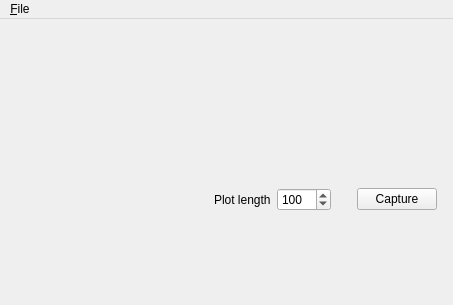
Qt form src/app/mainwindow.ui (sijk/elapse) before a commit.
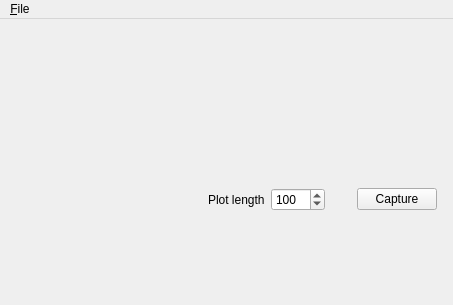
The same form after that commit. Custom widgets are drawn as their Qt base class.

The edit to the form file:
```diff
--- a/src/app/mainwindow.ui
+++ b/src/app/mainwindow.ui
@@ -92,20 +92,17 @@
         </widget>
        </item>
        <item>
-        <spacer name="horizontalSpacer">
-         <property name="orientation">
-          <enum>Qt::Horizontal</enum>
-         </property>
-         <property name="sizeType">
-          <enum>QSizePolicy::Fixed</enum>
-         </property>
-         <property name="sizeHint" stdset="0">
+        <widget class="QLabel" name="spinner">
+         <property name="minimumSize">
           <size>
            <width>20</width>
-           <height>20</height>
+           <height>0</height>
           </size>
          </property>
-        </spacer>
+         <property name="text">
+          <string/>
+         </property>
+        </widget>
        </item>
        <item>
         <widget class="QPushButton" name="pushButton">
```
Left out of the diff: 4 changed lines with no effect on the pictures.
